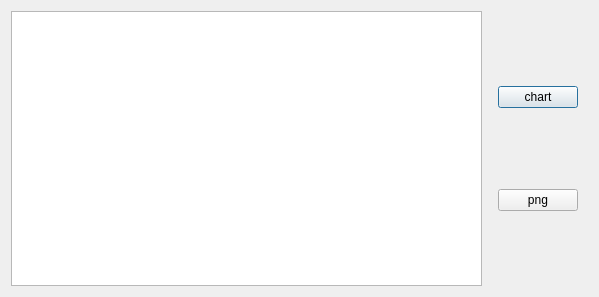
gis3w/ARPAP_SpatialReport, file arpap_spatialreport_dialog_chart.ui: the form before one commit.
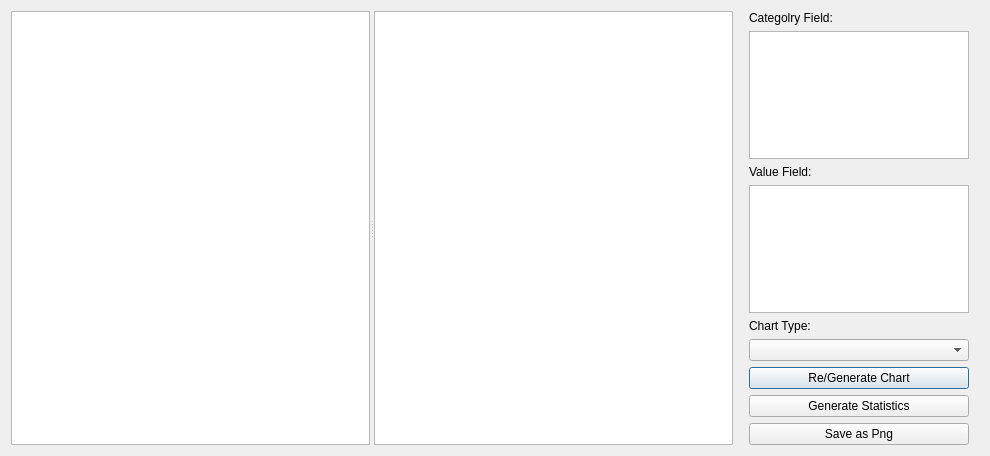
The form after the commit.

The edit to the form file:
```diff
--- a/arpap_spatialreport_dialog_chart.ui
+++ b/arpap_spatialreport_dialog_chart.ui
@@ -6,19 +6,25 @@
    <rect>
     <x>0</x>
     <y>0</y>
-    <width>599</width>
-    <height>297</height>
+    <width>990</width>
+    <height>456</height>
    </rect>
   </property>
   <property name="windowTitle">
    <string>Dialog</string>
   </property>
-  <layout class="QHBoxLayout" name="horizontalLayout">
+  <layout class="QHBoxLayout" name="horizontalLayout" stretch="3,1">
    <item>
-    <widget class="QGraphicsView" name="graphicsView">
-     <property name="interactive">
-      <bool>true</bool>
+    <widget class="QSplitter" name="splitter">
+     <property name="orientation">
+      <enum>Qt::Horizontal</enum>
      </property>
+     <widget class="QTableView" name="statisticsTableView"/>
+     <widget class="QGraphicsView" name="graphicsView">
+      <property name="interactive">
+       <bool>true</bool>
+      </property>
+     </widget>
     </widget>
    </item>
    <item>
@@ -30,16 +36,56 @@
       <number>10</number>
      </property>
      <item>
-      <widget class="QPushButton" name="pushButton">
+      <widget class="QLabel" name="label">
        <property name="text">
-        <string>chart</string>
+        <string>Categolry Field:</string>
        </property>
       </widget>
      </item>
      <item>
-      <widget class="QPushButton" name="png">
+      <widget class="QListView" name="categoryFieldListView"/>
+     </item>
+     <item>
+      <widget class="QLabel" name="label_2">
        <property name="text">
-        <string>png</string>
+        <string>Value Field:</string>
+       </property>
+      </widget>
+     </item>
+     <item>
+      <widget class="QListView" name="valueFieldListView"/>
+     </item>
+     <item>
+      <widget class="QLabel" name="label_3">
+       <property name="text">
+        <string>Chart Type:</string>
+       </property>
+      </widget>
+     </item>
+     <item>
+      <widget class="QComboBox" name="selectChartType"/>
+     </item>
+     <item>
+      <widget class="QPushButton" name="chartGeneratorButton">
+       <property name="layoutDirection">
+        <enum>Qt::LeftToRight</enum>
+       </property>
+       <property name="text">
+        <string>Re/Generate Chart</string>
+       </property>
+      </widget>
+     </item>
+     <item>
+      <widget class="QPushButton" name="statisticsGeneratorButton">
+       <property name="text">
+        <string>Generate Statistics</string>
+       </property>
+      </widget>
+     </item>
+     <item>
+      <widget class="QPushButton" name="savePngFile">
+       <property name="text">
+        <string>Save as Png</string>
        </property>
       </widget>
      </item>
```
